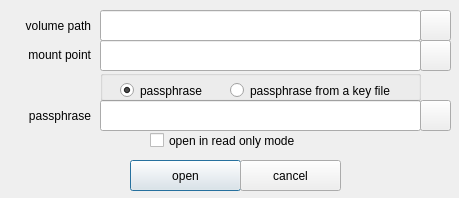
Old version of the form password.ui in the repository mhogomchungu/zuluCrypt.
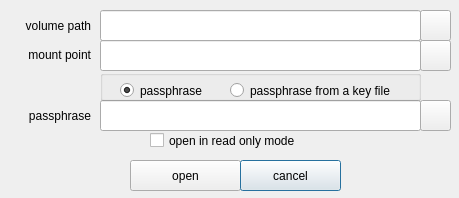
New version of the form.

The edit to the form file:
```diff
--- a/password.ui
+++ b/password.ui
@@ -56,6 +56,9 @@
    <property name="text">
     <string>cancel</string>
    </property>
+   <property name="default">
+    <bool>true</bool>
+   </property>
   </widget>
   <widget class="QCheckBox" name="checkBoxReadOnly">
    <property name="geometry">
```
